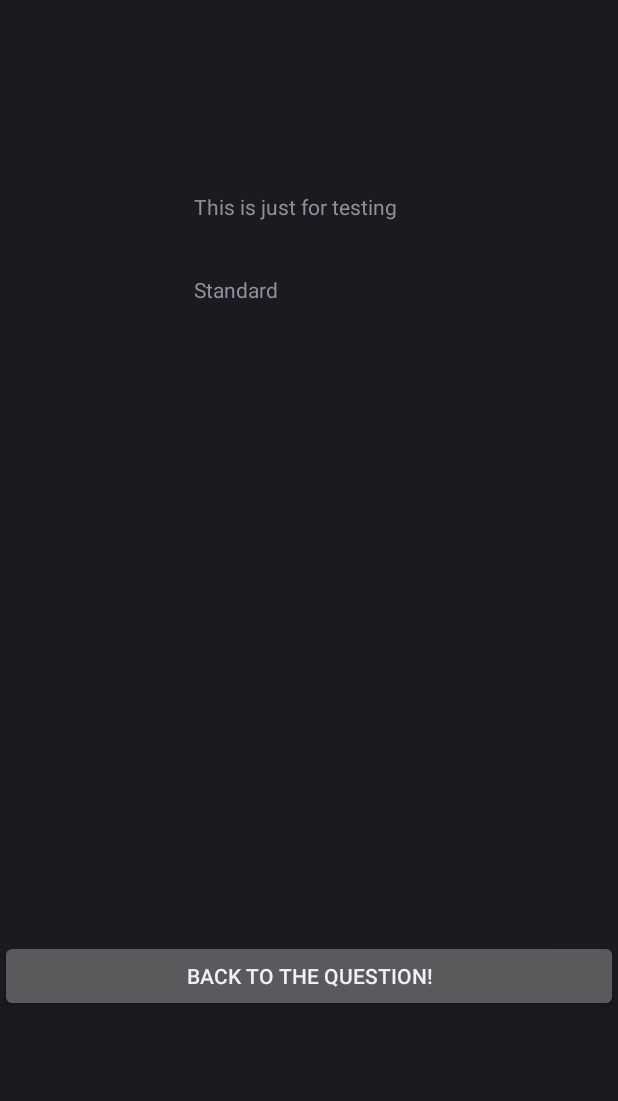
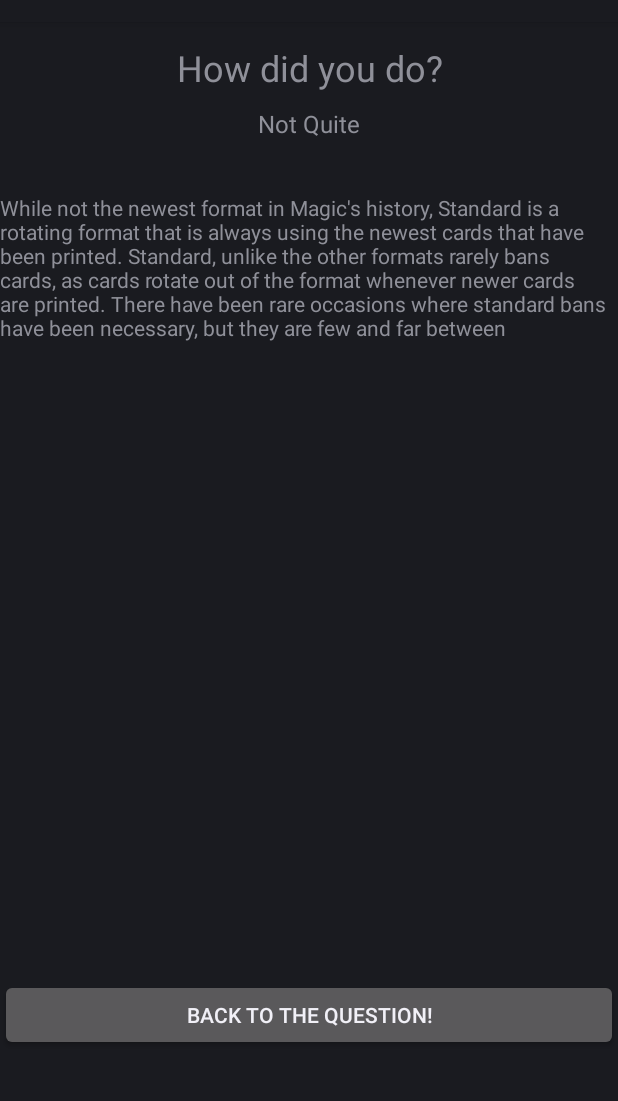
Before and after one commit to kalvin66rocks/CMPSC475, an Android app: the Question screen opened directly, with no data from a screen before it, after a tap on "STANDARD", on a phone screen of 412 x 824 dp, the part 62-1163 px from its top. Run offline under Robolectric (Android 15) with nearby library versions, the light colour scheme and no system bars.

Commit message:
starting to work towards finishing touches. The only functionality left to add is adding the pictures to the answer screen

```diff
--- a/ProjectMidSemester/app/src/main/java/com/kevin/projectmidsemester/Answer.java
+++ b/ProjectMidSemester/app/src/main/java/com/kevin/projectmidsemester/Answer.java
@@ -14,27 +14,80 @@
 
 public class Answer extends Activity {
     private int numTries=0;
-    TextView thisIsTest;
+    //TextView answerInformation;
+    TextView result;
+    TextView textViewInfo;
     Intent backToQuestion;
-    private String optionSelected;
+    private int optionSelected;
+    private String notQuite = "Not Quite";
+    private String correct = "Correct!";
 
     @Override
     protected void onCreate(Bundle savedInstanceState) {
         super.onCreate(savedInstanceState);
         setContentView(R.layout.answerscreen1);
 
-        thisIsTest = (TextView) findViewById(R.id.textView6);
+        //answerInformation = (TextView) findViewById(R.id.textView6);
+        result = (TextView) findViewById(R.id.textViewResult);
+        textViewInfo = (TextView) findViewById(R.id.textViewInfo);
         numTries = getIntent().getIntExtra("Number of Tries",0);
-        optionSelected = getIntent().getStringExtra("Option Selected");
-        thisIsTest.setText(optionSelected);
+        optionSelected = getIntent().getIntExtra("Option Selected",0);
+        changeContent(optionSelected);
+        //answerInformation.setText(Integer.toString(optionSelected));
         backToQuestion = new Intent();
     }
 
     public void tryAgain(View view){
         Log.d("Brenneman","going back to asking questions");
-        numTries--;
         backToQuestion.putExtra("New Number of Tries",numTries);
         setResult(Activity.RESULT_OK,backToQuestion);
         finish();
     }
+
+    public void changeContent(int selected){
+
+        switch (selected){
+            //extended
+            case 0:
+                result.setText(notQuite);
+                numTries--;
+                //do stuff
+                break;
+            //limited
+            case 1:
+                result.setText(notQuite);
+                numTries--;
+                //do stuff
+                break;
+            //standard
+            case 2:
+                result.setText(notQuite);
+                numTries--;
+                textViewInfo.setText(R.string.standard_answer);
+                //do stuff
+                break;
+            //modern
+            case 3:
+                result.setText(notQuite);
+                numTries--;
+                textViewInfo.setText(R.string.modern_answer);
+                //do stuff
+                break;
+            //legacy
+            case 4:
+                result.setText(notQuite);
+                numTries--;
+                textViewInfo.setText(R.string.legacy_answer);
+                //do stuff
+                break;
+            //vintage
+            case 5:
+                result.setText(correct);
+                break;
+
+            default:
+                //do nothing. we will never be here
+                break;
+        }
+    }
 }
--- a/ProjectMidSemester/app/src/main/res/layout/answerscreen1.xml
+++ b/ProjectMidSemester/app/src/main/res/layout/answerscreen1.xml
@@ -4,29 +4,42 @@
 
     <TextView
         android:id="@+id/textView5"
-        android:layout_width="wrap_content"
+        android:layout_width="match_parent"
         android:layout_height="wrap_content"
+        android:text="How did you do?"
+        android:textAlignment="center"
+        android:textSize="24sp"
+        android:layout_alignParentTop="true"
         android:layout_alignParentStart="true"
-        android:layout_alignParentTop="true"
-        android:layout_marginStart="129dp"
-        android:layout_marginTop="113dp"
-        android:text="This is just for testing" />
-
-    <TextView
-        android:id="@+id/textView6"
-        android:layout_width="wrap_content"
-        android:layout_height="wrap_content"
-        android:layout_alignStart="@+id/textView5"
-        android:layout_below="@+id/textView5"
-        android:layout_marginTop="36dp"
-        android:text="0" />
+        android:layout_marginTop="14dp" />
 
     <Button
         android:id="@+id/button3"
         android:layout_width="match_parent"
         android:layout_height="wrap_content"
+        android:layout_marginBottom="82dp"
+        android:onClick="tryAgain"
+        android:text="Back to the Question!"
         android:layout_alignParentBottom="true"
-        android:layout_marginBottom="108dp"
-        android:onClick="tryAgain"
-        android:text="Back to the Question!" />
+        android:layout_alignParentStart="true" />
+
+    <TextView
+        android:id="@+id/textViewResult"
+        android:layout_width="wrap_content"
+        android:layout_height="wrap_content"
+        android:layout_alignParentStart="false"
+        android:layout_below="@+id/textView5"
+        android:layout_centerHorizontal="true"
+        android:layout_marginTop="10dp"
+        android:text="TextView"
+        android:textSize="16sp" />
+
+    <TextView
+        android:id="@+id/textViewInfo"
+        android:layout_width="wrap_content"
+        android:layout_height="wrap_content"
+        android:layout_below="@+id/textViewResult"
+        android:layout_centerHorizontal="true"
+        android:layout_marginTop="35dp"
+        android:text="TextView" />
 </RelativeLayout>
--- a/ProjectMidSemester/app/src/main/res/layout/questionscreen1.xml
+++ b/ProjectMidSemester/app/src/main/res/layout/questionscreen1.xml
@@ -127,7 +127,7 @@
         android:layout_centerHorizontal="true"
         android:layout_marginTop="33dp"
         android:background="@android:color/background_light"
-        android:text="Magic has been around since 1993. What is the oldest sanctioned magic formtat that is still played to this day?"
+        android:text="Magic has been around since 1993. What is the oldest sanctioned magic format that is still played to this day?"
         android:textAlignment="center"
         android:textColor="@android:color/black"
         android:textSize="18sp" />
--- a/ProjectMidSemester/app/src/main/res/values/strings.xml
+++ b/ProjectMidSemester/app/src/main/res/values/strings.xml
@@ -1,5 +1,10 @@
 <resources>
     <string name="app_name">Brenneman Magic Trivia</string>
-    <string name="history_content">As it turns out, the game almost didn’t happen. In 1991, Wizards of the Coast was busy printing roleplaying games and supplements, and operated out of Peter Adkison’s basement. Adkison was the owner and CEO of Wizards when he was approached by Dr. Richard Garfield, a doctoral candidate in combinatorial mathematics. Garfield was interested in having Wizards publish his “RoboRally” board game design. Adkison liked RoboRally (and would later produce it through Wizards) but he felt at the time that Wizards didn’t possess the resources or technical know-how to produce a board game. He asked Garfield to instead come up with a simple game that could be played in minutes, and that was portable enough that people could play it while “waiting in line at conventions.” Garfield went back to his workshop and emerged with the very first version of the game we now know as Magic.</string>
+    <string name="history_content">As it turns out, the game almost didn\'t happen. In 1991, Wizards of the Coast was busy printing roleplaying games and supplements, and operated out of Peter Adkison\’s basement. Adkison was the owner and CEO of Wizards when he was approached by Dr. Richard Garfield, a doctoral candidate in combinatorial mathematics. Garfield was interested in having Wizards publish his “RoboRally” board game design. Adkison liked RoboRally (and would later produce it through Wizards) but he felt at the time that Wizards didn’t possess the resources or technical know-how to produce a board game. He asked Garfield to instead come up with a simple game that could be played in minutes, and that was portable enough that people could play it while “waiting in line at conventions.” Garfield went back to his workshop and emerged with the very first version of the game we now know as Magic.</string>
     <string name="guesses_remaining">Guesses Remaining</string>
+    <string name="legacy_answer">Close, Legacy is the second oldest format that is still played. Any card printed in Magic\'s history can be played in Legacy, except for cards that have proven to be too powerful for the format and thus been placed on the ban list. Many people still enjoy playing this to this day. </string>
+    <string name="modern_answer">Modern is actually the newest sanctioned magic format. Modern was established as a way to create a new non rotating format inbetween Legacy and Extended. Any card printed from 8th edition and onward is legal, except for those cards that have proven to be too powerful and been place on the ban list.</string>
+    <string name="standard_answer">While not the newest format in Magic\'s history, Standard is a rotating format that is always using the newest cards that have been printed. Standard, unlike the other formats rarely bans cards, as cards rotate out of the format whenever newer cards are printed. There have been rare occasions where standard bans have been necessary, but they are few and far between\</string>
+    <string name="limited_answer">While, one of the older magic formats, limited is actually unqiue in that prior to playing in a limited event you do not have a deck. Limited events are played by opening a number of magic packs, then using the contents from across thos poacks to build a 40 card deck. You then use this to take on other limited decks.</string>
+
 </resources>
```
Also changed, not shown: ProjectMidSemester/app/src/main/java/com/kevin/projectmidsemester/Question.java (+6 -6 lines).
